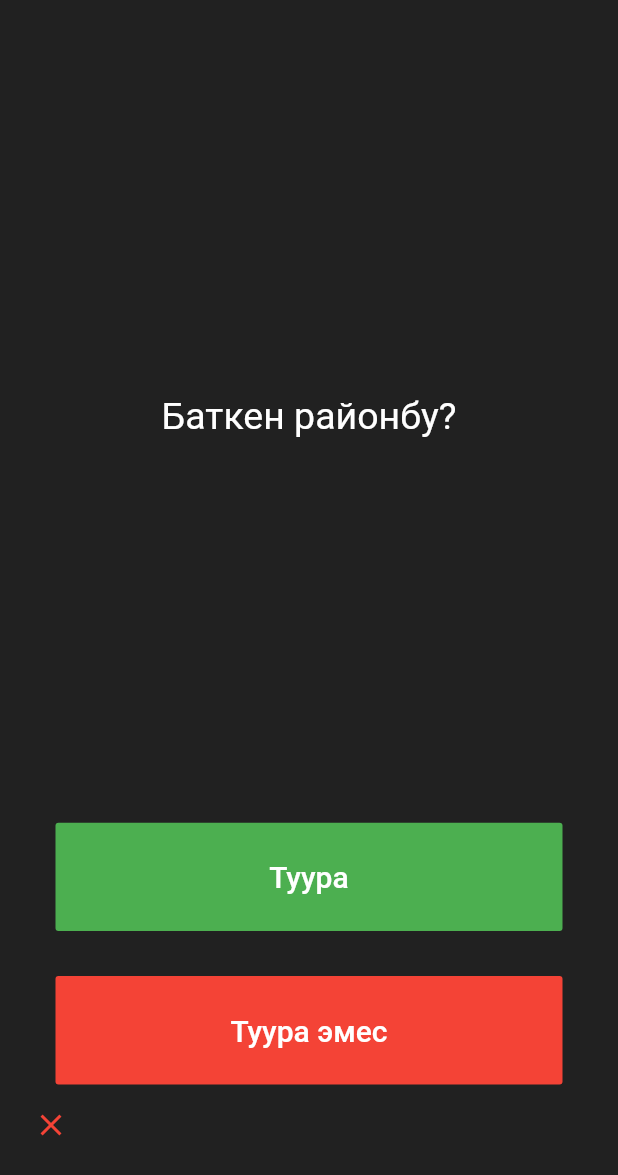
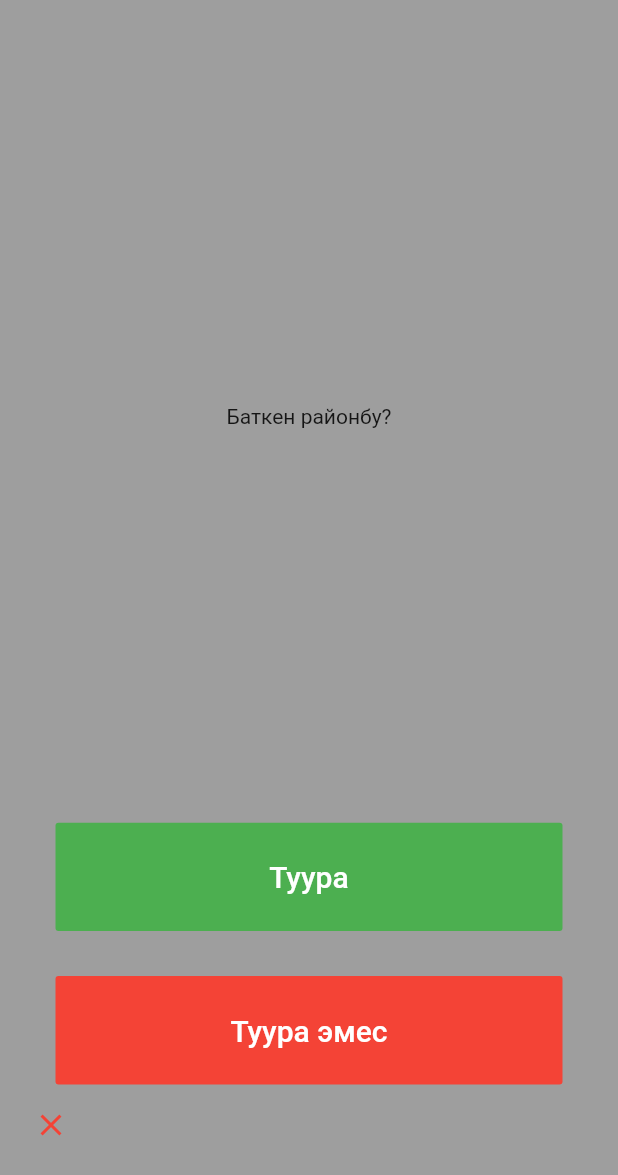
Before and after one commit to azackmatoff/kurs2_sabak6, a Flutter app: the screen it shows after launch, after a tap on "Туура", on a phone screen of 412 x 824 dp. Shown: the top 1175 px of the screen. Run offline on Flutter 3.47's test engine with Material 2 defaults, Android fonts, the phone set to English and light mode, and no system bars.

Commit message:
refactoring is being done

```diff
--- /dev/null
+++ b/lib/constants/app_colors.dart
@@ -0,0 +1,5 @@
+import 'package:flutter/material.dart';
+
+class AppColors {
+  static const Color scaffoldBGColor = Colors.grey;
+}
--- a/lib/main.dart
+++ b/lib/main.dart
@@ -1,5 +1,5 @@
 import 'package:flutter/material.dart';
-import 'package:kurs2_sabak6/home_screen.dart';
+import 'package:kurs2_sabak6/screens/home_screen.dart';
 
 void main() {
   runApp(MyApp());
--- /dev/null
+++ b/lib/repository/question_repo.dart
@@ -0,0 +1,63 @@
+import 'package:kurs2_sabak6/models/question_model.dart';
+
+class QuestionRepository {
+  int index = 0;
+
+  List<QuestionModel> questions = [
+    QuestionModel(question: 'Бактен Өзгөнгө караштуубу?', answer: false), //0
+    QuestionModel(question: 'Баткен районбу?', answer: false), //1
+    QuestionModel(question: 'Баткен Кыргызстандабы?', answer: true), //2
+    QuestionModel(question: 'Аягына чыкты', answer: true), //3
+    //4
+  ];
+
+  // Question q1 = Question(question: 'Batken Ozgonbu?', answer: false);
+  // Question q2 = Question(question: 'Batken Rayonbu?', answer: false);
+  // Question q3 = Question(question: 'Batken Kirgizstandabi?', answer: true);
+
+  bool checkAsnwer(bool answer) {
+    // jooptu tekshersin
+    return answer == questions[index].answer;
+  }
+
+  bool isLastQuestion() {
+    return questions[questions.length - 2].question ==
+        questions[index].question;
+  }
+
+  bool isFinished() {
+    //Versiya 1, uzun jolu
+    // if(countFinish == 2)
+    // if (index >= questions.length - 1) {
+
+    //   return true;
+    // } else {
+
+    //   return false;
+    // }
+
+    //Versiya 2, kiska jolu
+    return index >= questions.length - 1;
+  }
+
+  void nextQuestion() {
+    if (index < questions.length - 1) {
+      index++;
+    }
+  }
+
+  String getQuestion() {
+    // print('getQuestion: ${questions[index].question}');
+    return questions[index].question;
+  }
+
+  void reset() {
+    index = 0;
+  }
+
+  /// local, jergiluktuu
+}
+
+// global, but jerden jetkenge mumkun (dostupen)
+
+final QuestionRepository questionBrain = QuestionRepository();
--- /dev/null
+++ b/lib/screens/home_screen.dart
@@ -0,0 +1,167 @@
+import 'package:flutter/material.dart';
+import 'package:kurs2_sabak6/constants/app_colors.dart';
+import 'package:kurs2_sabak6/constants/app_text_styles.dart';
+import 'package:kurs2_sabak6/repository/question_repo.dart';
+
+class HomeScreen extends StatefulWidget {
+  const HomeScreen({Key key}) : super(key: key);
+
+  @override
+  _HomeScreenState createState() => _HomeScreenState();
+}
+
+class _HomeScreenState extends State<HomeScreen> {
+  List<Icon> scoreKeeper = [];
+
+  bool _isLast = false;
+
+  @override
+  void initState() {
+    super.initState();
+  }
+
+  void checkAnswer(bool answer) {
+    final _lastQuestion = questionBrain.isLastQuestion();
+
+    print('_lastQuestion: $_lastQuestion');
+
+    if (_lastQuestion) {
+      setState(() {
+        _isLast = true;
+      });
+    }
+
+    final _finished = questionBrain.isFinished();
+
+    if (_finished) {
+      showDialog<String>(
+        context: context,
+        builder: (BuildContext context) => AlertDialog(
+          title: const Text('Finished!'),
+          content: const Text('Ayagina jettin!'),
+          actions: <Widget>[
+            TextButton(
+              onPressed: () => Navigator.pop(context, 'OK'),
+              child: const Text('OK'),
+            )
+          ],
+        ),
+      );
+
+      questionBrain.reset();
+
+      //Versiya 1,
+      //   setState(() {
+      //    scoreKeeper = [];
+      // });
+
+      //Versiya 2,
+      scoreKeeper = [];
+      setState(() {
+        _isLast = false;
+      });
+    } else {
+      final _result = questionBrain.checkAsnwer(answer);
+
+      // TRUE: kiska jolu: _result
+      // uzun jolu: _result == true
+      // FALSE:  kiska jolu: !_result
+      // uzun joldoru: _result == false, je bolboso _result != true
+
+      if (_result) {
+        //
+        scoreKeeper.add(Icon(
+          Icons.check,
+          color: Colors.green,
+        ));
+      } else {
+        //
+        scoreKeeper.add(Icon(
+          Icons.close,
+          color: Colors.red,
+        ));
+      }
+      questionBrain.nextQuestion();
+      setState(() {});
+    }
+
+    // print('answer: $answer');
+  }
+
+  @override
+  Widget build(BuildContext context) {
+    return Scaffold(
+      backgroundColor: AppColors.scaffoldBGColor,
+      body: Padding(
+        padding: const EdgeInsets.all(22.0),
+        child: Column(
+          mainAxisAlignment: MainAxisAlignment.spaceBetween,
+          crossAxisAlignment: CrossAxisAlignment.stretch,
+          children: <Widget>[
+            Expanded(
+              flex: 5,
+              child: Padding(
+                padding: EdgeInsets.all(10.0),
+                child: Center(
+                  child: Text(
+                    // quizBrain.getQuestionText(),
+                    // 'test',
+                    // QuestionBrain().getQuestion(), //Versiya 1,
+                    questionBrain.getQuestion(), //Versiya 2
+                    textAlign: TextAlign.center,
+                    style: AppTextStyles.mainQuestionStyle,
+                  ),
+                ),
+              ),
+            ),
+            _isLast
+                ? const SizedBox.shrink()
+                : Expanded(
+                    child: Padding(
+                      padding: EdgeInsets.all(15.0),
+                      child: FlatButton(
+                        textColor: Colors.white,
+                        color: Colors.green,
+                        child: Text(
+                          'Туура',
+                          style: TextStyle(
+                            color: Colors.white,
+                            fontSize: 20.0,
+                          ),
+                        ),
+                        onPressed: () {
+                          //The user picked true.
+                          checkAnswer(true);
+                        },
+                      ),
+                    ),
+                  ),
+            Expanded(
+              child: Padding(
+                padding: EdgeInsets.all(15.0),
+                child: FlatButton(
+                  color: Colors.red,
+                  child: Text(
+                    _isLast ? 'Кайрадан башта' : 'Туура эмес',
+                    style: TextStyle(
+                      fontSize: 20.0,
+                      color: Colors.white,
+                    ),
+                  ),
+                  onPressed: () {
+                    //The user picked false.
+                    checkAnswer(false);
+                  },
+                ),
+              ),
+            ),
+            Row(
+              children: scoreKeeper,
+            ),
+            const SizedBox(height: 40.0),
+          ],
+        ),
+      ),
+    );
+  }
+}
```
